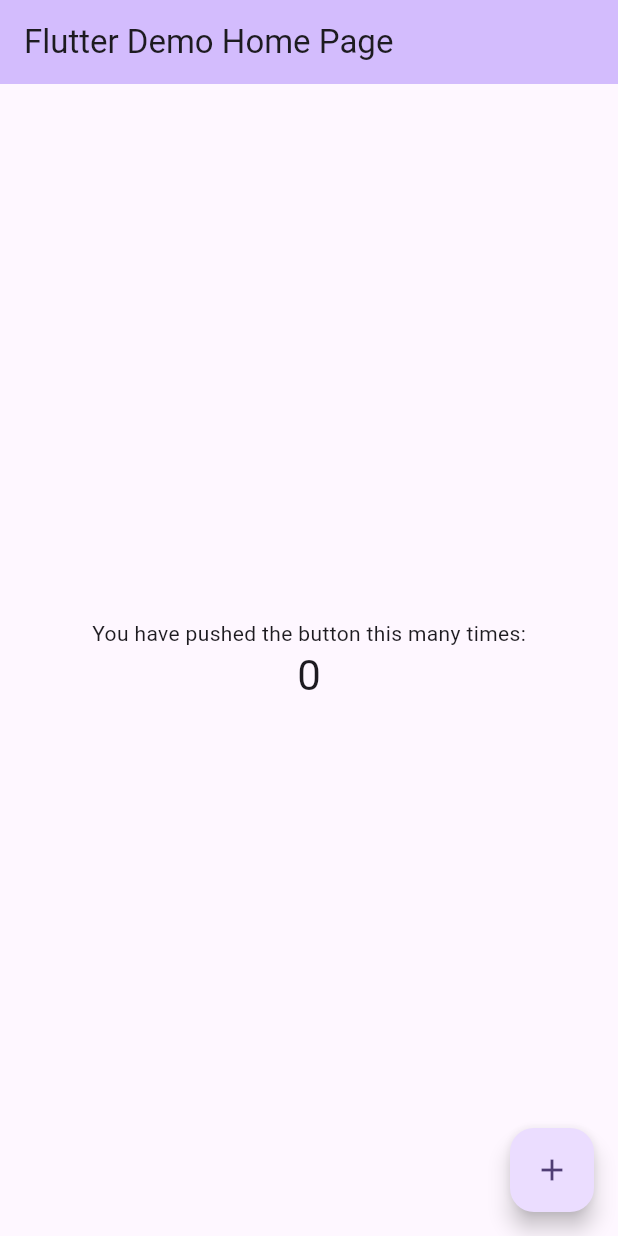
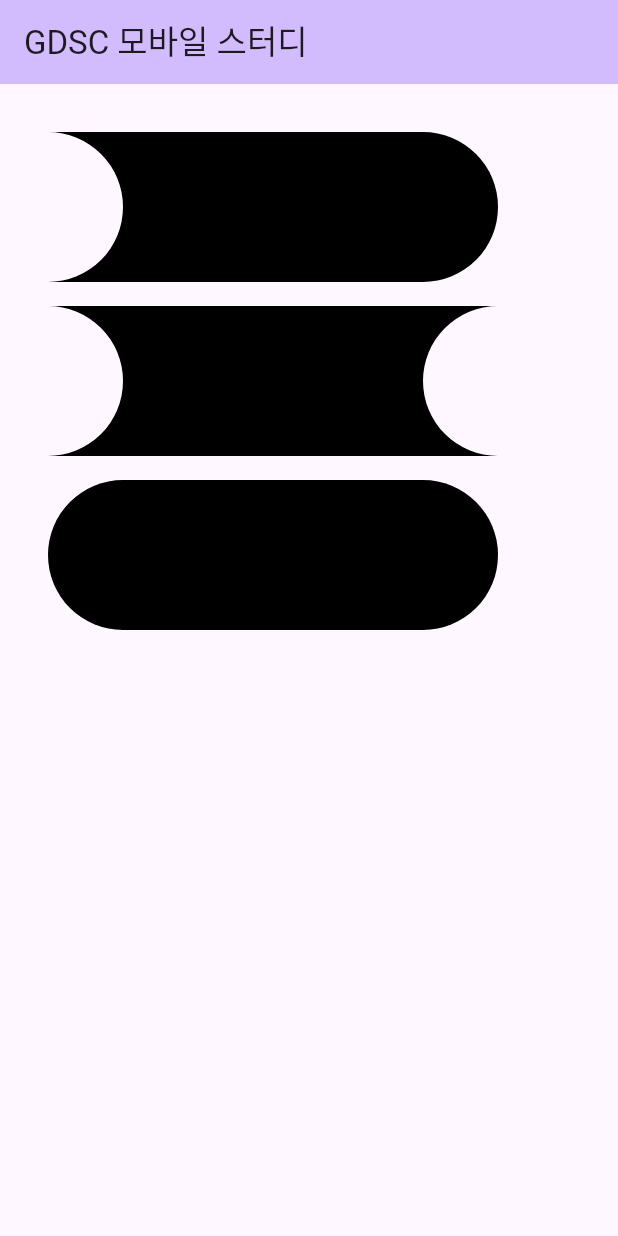
Before and after one commit to uwoobeat/2024-1-Mobile-Study, a Flutter app: the screen it shows after launch, on a phone screen of 412 x 824 dp. Run offline on Flutter 3.47's test engine with Material 3 defaults, Android fonts, the phone set to English and light mode, and no system bars; our stand-ins replace table_calendar.

Commit message:
Week4 과제제출

```diff
--- a/Week4/flutter_study_week4/lib/main.dart
+++ b/Week4/flutter_study_week4/lib/main.dart
@@ -7,119 +7,153 @@
 class MyApp extends StatelessWidget {
   const MyApp({super.key});
 
-  // This widget is the root of your application.
   @override
   Widget build(BuildContext context) {
     return MaterialApp(
-      title: 'Flutter Demo',
+      title: 'GDSC 모바일 스터디 4주차',
       theme: ThemeData(
-        // This is the theme of your application.
-        //
-        // TRY THIS: Try running your application with "flutter run". You'll see
-        // the application has a purple toolbar. Then, without quitting the app,
-        // try changing the seedColor in the colorScheme below to Colors.green
-        // and then invoke "hot reload" (save your changes or press the "hot
-        // reload" button in a Flutter-supported IDE, or press "r" if you used
-        // the command line to start the app).
-        //
-        // Notice that the counter didn't reset back to zero; the application
-        // state is not lost during the reload. To reset the state, use hot
-        // restart instead.
-        //
-        // This works for code too, not just values: Most code changes can be
-        // tested with just a hot reload.
         colorScheme: ColorScheme.fromSeed(seedColor: Colors.deepPurple),
         useMaterial3: true,
       ),
-      home: const MyHomePage(title: 'Flutter Demo Home Page'),
+      home: const MyHomePage(title: 'GDSC 모바일 스터디'),
     );
   }
 }
 
-class MyHomePage extends StatefulWidget {
+class MyHomePage extends StatelessWidget {
   const MyHomePage({super.key, required this.title});
-
-  // This widget is the home page of your application. It is stateful, meaning
-  // that it has a State object (defined below) that contains fields that affect
-  // how it looks.
-
-  // This class is the configuration for the state. It holds the values (in this
-  // case the title) provided by the parent (in this case the App widget) and
-  // used by the build method of the State. Fields in a Widget subclass are
-  // always marked "final".
 
   final String title;
 
   @override
-  State<MyHomePage> createState() => _MyHomePageState();
+  Widget build(BuildContext context) {
+    return Scaffold(
+      appBar: AppBar(
+        backgroundColor: Theme.of(context).colorScheme.inversePrimary,
+        title: Text(title),
+      ),
+      body: SingleChildScrollView(
+        padding: const EdgeInsets.all(32),
+        child: Column(
+          children: [
+            CustomPaintWidget(painter: FirstCustomPainter()),
+            const SizedBox(height: 16),
+            CustomPaintWidget(painter: SecondCustomPainter()),
+            const SizedBox(height: 16),
+            CustomPaintWidget(painter: ThirdCustomPainter()),
+          ],
+        ),
+      ),
+    );
+  }
 }
 
-class _MyHomePageState extends State<MyHomePage> {
-  int _counter = 0;
+class CustomPaintWidget extends StatelessWidget {
+  final CustomPainter painter;
 
-  void _incrementCounter() {
-    setState(() {
-      // This call to setState tells the Flutter framework that something has
-      // changed in this State, which causes it to rerun the build method below
-      // so that the display can reflect the updated values. If we changed
-      // _counter without calling setState(), then the build method would not be
-      // called again, and so nothing would appear to happen.
-      _counter++;
-    });
+  const CustomPaintWidget({super.key, required this.painter});
+
+  @override
+  Widget build(BuildContext context) {
+    return CustomPaint(
+      size: const Size(300, 100),
+      painter: painter,
+    );
+  }
+}
+
+class FirstCustomPainter extends CustomPainter {
+  @override
+  void paint(Canvas canvas, Size size) {
+    final paint = Paint()
+      ..color = Colors.black
+      ..style = PaintingStyle.fill;
+
+    final double radius = size.height / 2;
+
+    final path = Path()
+      ..moveTo(0, 0)
+      ..lineTo(size.width - radius, 0)
+      ..arcToPoint(
+        Offset(size.width - radius, size.height),
+        radius: Radius.circular(radius),
+        clockwise: true,
+      )
+      ..lineTo(0, size.height)
+      ..arcToPoint(
+        const Offset(0, 0),
+        radius: Radius.circular(radius),
+        clockwise: false,
+      )
+      ..close();
+
+    canvas.drawPath(path, paint);
   }
 
   @override
-  Widget build(BuildContext context) {
-    // This method is rerun every time setState is called, for instance as done
-    // by the _incrementCounter method above.
-    //
-    // The Flutter framework has been optimized to make rerunning build methods
-    // fast, so that you can just rebuild anything that needs updating rather
-    // than having to individually change instances of widgets.
-    return Scaffold(
-      appBar: AppBar(
-        // TRY THIS: Try changing the color here to a specific color (to
-        // Colors.amber, perhaps?) and trigger a hot reload to see the AppBar
-        // change color while the other colors stay the same.
-        backgroundColor: Theme.of(context).colorScheme.inversePrimary,
-        // Here we take the value from the MyHomePage object that was created by
-        // the App.build method, and use it to set our appbar title.
-        title: Text(widget.title),
-      ),
-      body: Center(
-        // Center is a layout widget. It takes a single child and positions it
-        // in the middle of the parent.
-        child: Column(
-          // Column is also a layout widget. It takes a list of children and
-          // arranges them vertically. By default, it sizes itself to fit its
-          // children horizontally, and tries to be as tall as its parent.
-          //
-          // Column has various properties to control how it sizes itself and
-          // how it positions its children. Here we use mainAxisAlignment to
-          // center the children vertically; the main axis here is the vertical
-          // axis because Columns are vertical (the cross axis would be
-          // horizontal).
-          //
-          // TRY THIS: Invoke "debug painting" (choose the "Toggle Debug Paint"
-          // action in the IDE, or press "p" in the console), to see the
-          // wireframe for each widget.
-          mainAxisAlignment: MainAxisAlignment.center,
-          children: <Widget>[
-            const Text(
-              'You have pushed the button this many times:',
-            ),
-            Text(
-              '$_counter',
-              style: Theme.of(context).textTheme.headlineMedium,
-            ),
-          ],
-        ),
-      ),
-      floatingActionButton: FloatingActionButton(
-        onPressed: _incrementCounter,
-        tooltip: 'Increment',
-        child: const Icon(Icons.add),
-      ), // This trailing comma makes auto-formatting nicer for build methods.
-    );
+  bool shouldRepaint(covariant CustomPainter oldDelegate) => false;
+}
+
+class SecondCustomPainter extends CustomPainter {
+  @override
+  void paint(Canvas canvas, Size size) {
+    final paint = Paint()
+      ..color = Colors.black
+      ..style = PaintingStyle.fill;
+
+    final double radius = size.height / 2;
+
+    final path = Path()
+      ..moveTo(0, 0)
+      ..lineTo(size.width, 0)
+      ..arcToPoint(
+        Offset(size.width, size.height),
+        radius: Radius.circular(radius),
+        clockwise: false,
+      )
+      ..lineTo(0, size.height)
+      ..arcToPoint(
+        const Offset(0, 0),
+        radius: Radius.circular(radius),
+        clockwise: false,
+      )
+      ..close();
+
+    canvas.drawPath(path, paint);
   }
+
+  @override
+  bool shouldRepaint(covariant CustomPainter oldDelegate) => false;
 }
+
+class ThirdCustomPainter extends CustomPainter {
+  @override
+  void paint(Canvas canvas, Size size) {
+    final paint = Paint()
+      ..color = Colors.black
+      ..style = PaintingStyle.fill;
+
+    final double radius = size.height / 2;
+
+    final path = Path()
+      ..moveTo(radius, 0)
+      ..lineTo(size.width - radius, 0)
+      ..arcToPoint(
+        Offset(size.width - radius, size.height),
+        radius: Radius.circular(radius),
+        clockwise: true,
+      )
+      ..lineTo(radius, size.height)
+      ..arcToPoint(
+        Offset(radius, 0),
+        radius: Radius.circular(radius),
+        clockwise: true,
+      )
+      ..close();
+
+    canvas.drawPath(path, paint);
+  }
+
+  @override
+  bool shouldRepaint(covariant CustomPainter oldDelegate) => false;
+}
```
